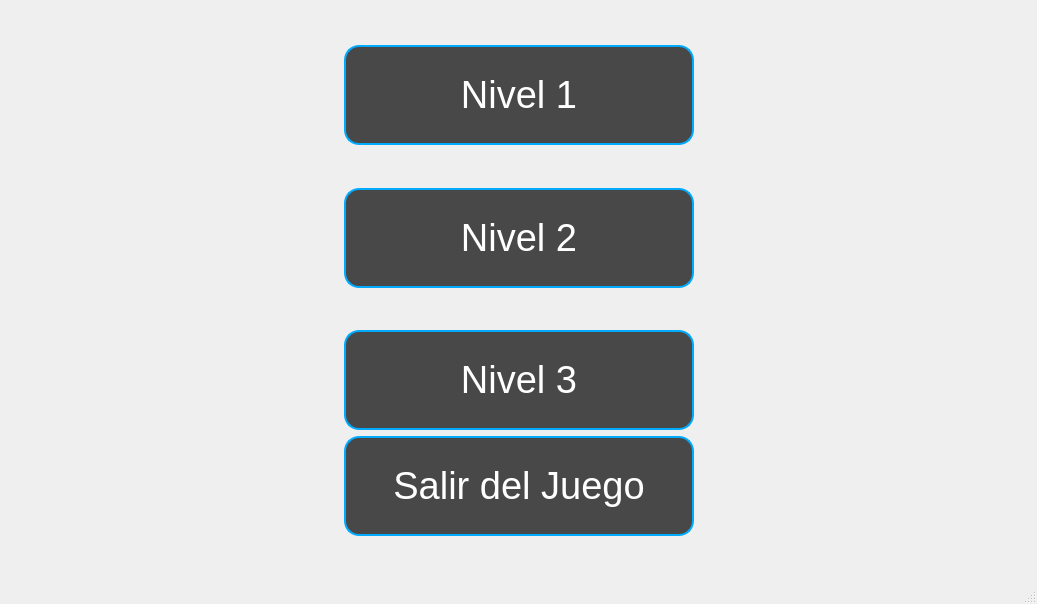
First picture: the form in JuegoNapoleonN/mainwindow.ui, repository CristianMurillo2/Proyecto_final, before the edit.
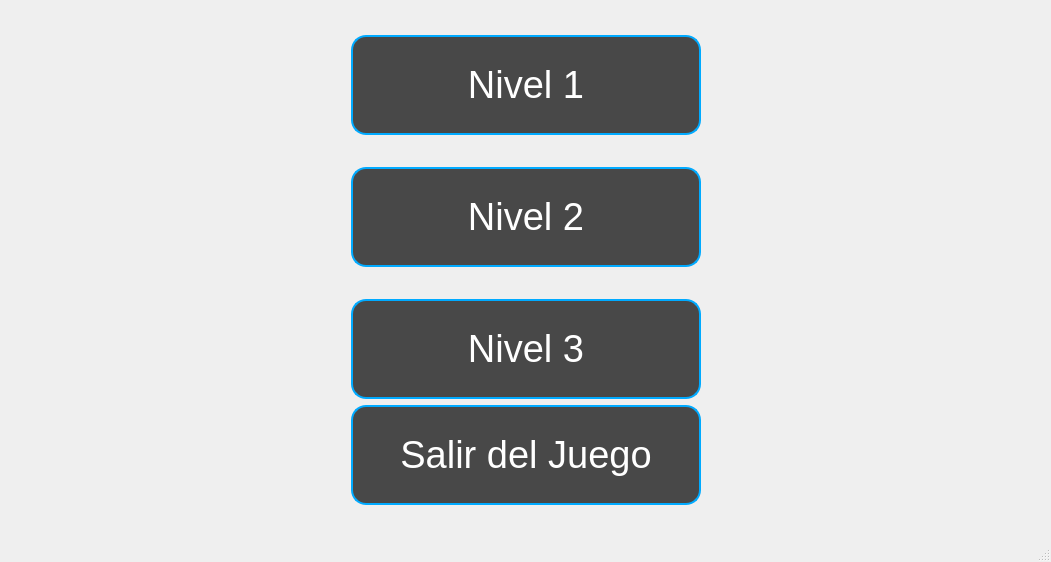
Second picture: the form after the edit.

The edit to the form file:
```diff
--- a/JuegoNapoleonN/mainwindow.ui
+++ b/JuegoNapoleonN/mainwindow.ui
@@ -6,8 +6,8 @@
    <rect>
     <x>0</x>
     <y>0</y>
-    <width>1037</width>
-    <height>604</height>
+    <width>1051</width>
+    <height>562</height>
    </rect>
   </property>
   <property name="windowTitle">
```
Left out of the diff: 2 changed lines with no effect on the pictures.
